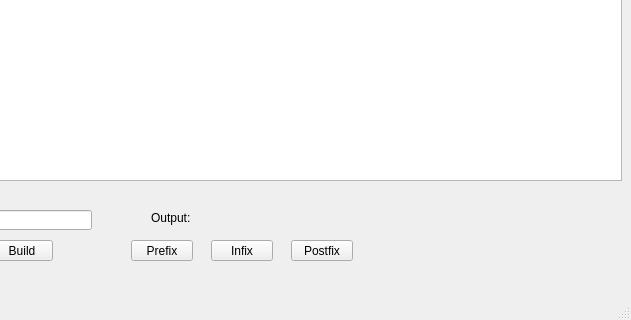
Old version of the form ADS_Project/mainwindow.ui in the repository YousefElmenshawy/ADS_Postfix---Infix---Prefix-Conversions-; both pictures show x 169 to 800 and y 280 to 600 of the 800 by 600 pixel window.
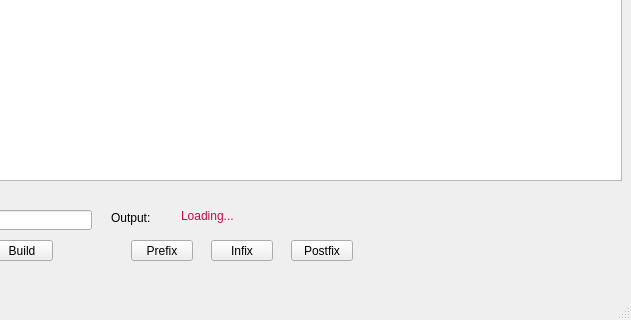
New version of the form.

Commit message: filtered the code and finalized the gui

```diff
--- a/ADS_Project/mainwindow.ui
+++ b/ADS_Project/mainwindow.ui
@@ -153,20 +153,23 @@
    <widget class="QLabel" name="labelTraversalOutput">
     <property name="geometry">
      <rect>
-      <x>370</x>
+      <x>350</x>
       <y>480</y>
-      <width>281</width>
+      <width>401</width>
       <height>31</height>
      </rect>
     </property>
+    <property name="styleSheet">
+     <string notr="true">color: rgb(200, 9, 76)</string>
+    </property>
     <property name="text">
-     <string/>
+     <string>Loading...</string>
     </property>
    </widget>
    <widget class="QLabel" name="label_3">
     <property name="geometry">
      <rect>
-      <x>320</x>
+      <x>280</x>
       <y>490</y>
       <width>71</width>
       <height>16</height>
```
The commit also changes 4 other files.
